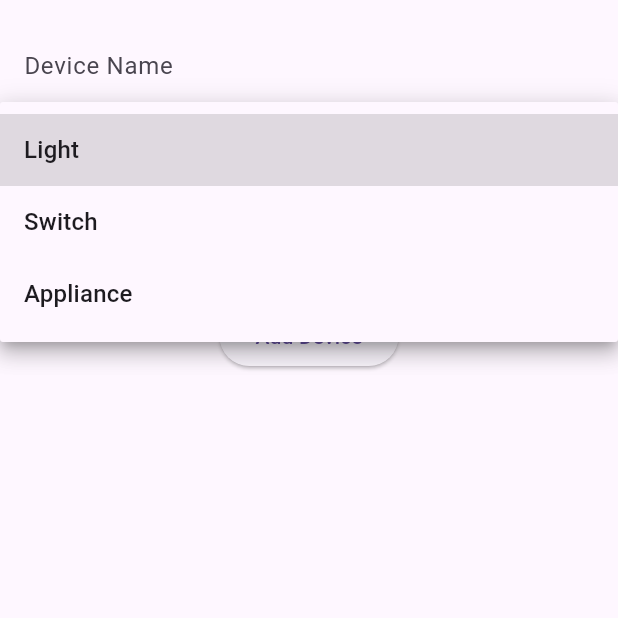
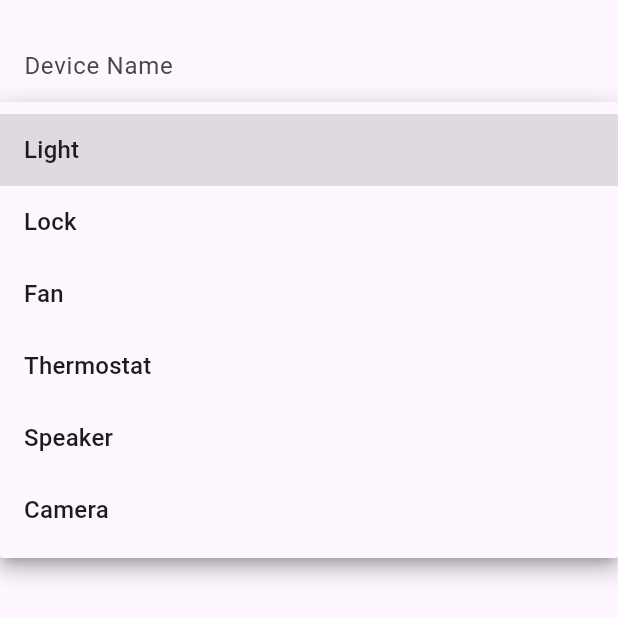
Before and after one commit to dan-sapp-sandbox/Bastion, a Flutter app: the DeviceForm widget shown alone on an empty page, opened directly with empty values, after a tap on "Light", on a phone screen of 412 x 824 dp. Shown: the top 618 px of the screen. Run offline on Flutter 3.47's test engine with Material 3 defaults, Android fonts, the phone set to English and light mode, and no system bars; generated files the repository leaves out were written again; network calls fail.

Commit message:
device type dropdown

```diff
--- a/lib/src/screens/device_form.dart
+++ b/lib/src/screens/device_form.dart
@@ -56,8 +56,11 @@ class DeviceFormState extends State<DeviceForm> {
               decoration: const InputDecoration(labelText: 'Device Type'),
               items: const [
                 DropdownMenuItem(value: 'light', child: Text('Light')),
-                DropdownMenuItem(value: 'switch', child: Text('Switch')),
-                DropdownMenuItem(value: 'appliance', child: Text('Appliance')),
+                DropdownMenuItem(value: 'lock', child: Text('Lock')),
+                DropdownMenuItem(value: 'fan', child: Text('Fan')),
+                DropdownMenuItem(value: 'thermostat', child: Text('Thermostat')),
+                DropdownMenuItem(value: 'speaker', child: Text('Speaker')),
+                DropdownMenuItem(value: 'camera', child: Text('Camera')),
               ],
               onChanged: (value) {
                 setState(() {
```
